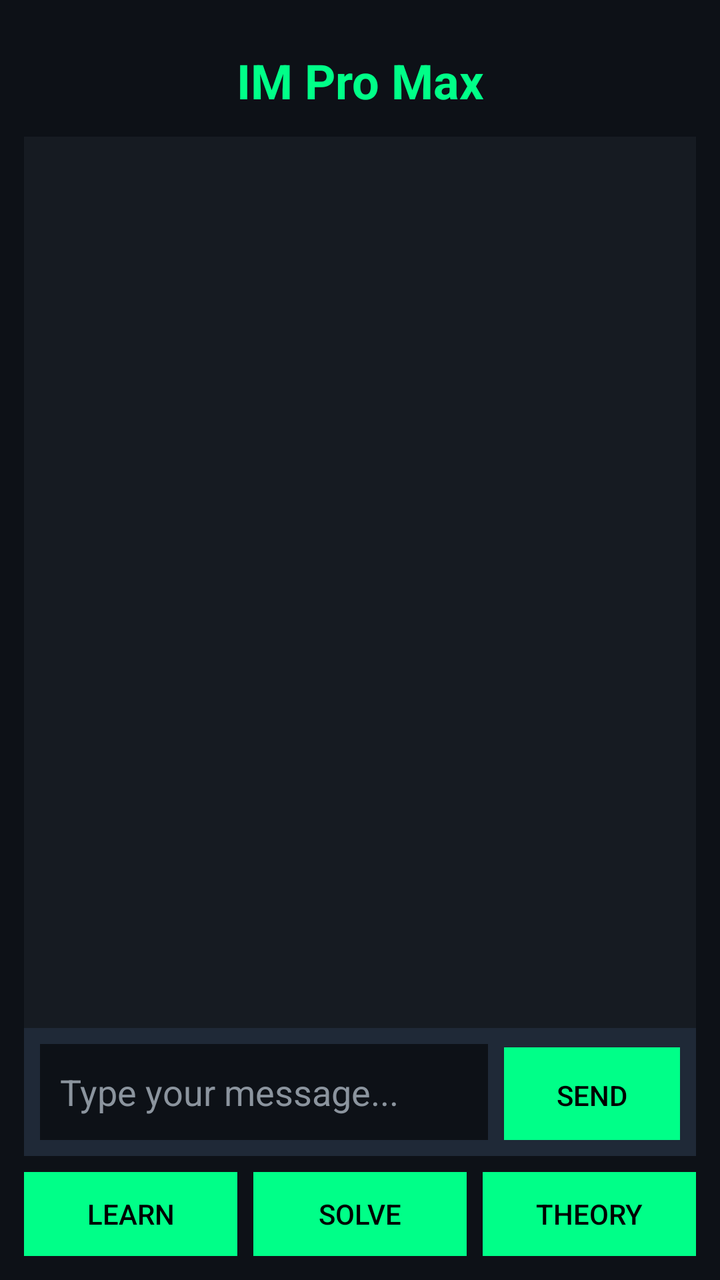
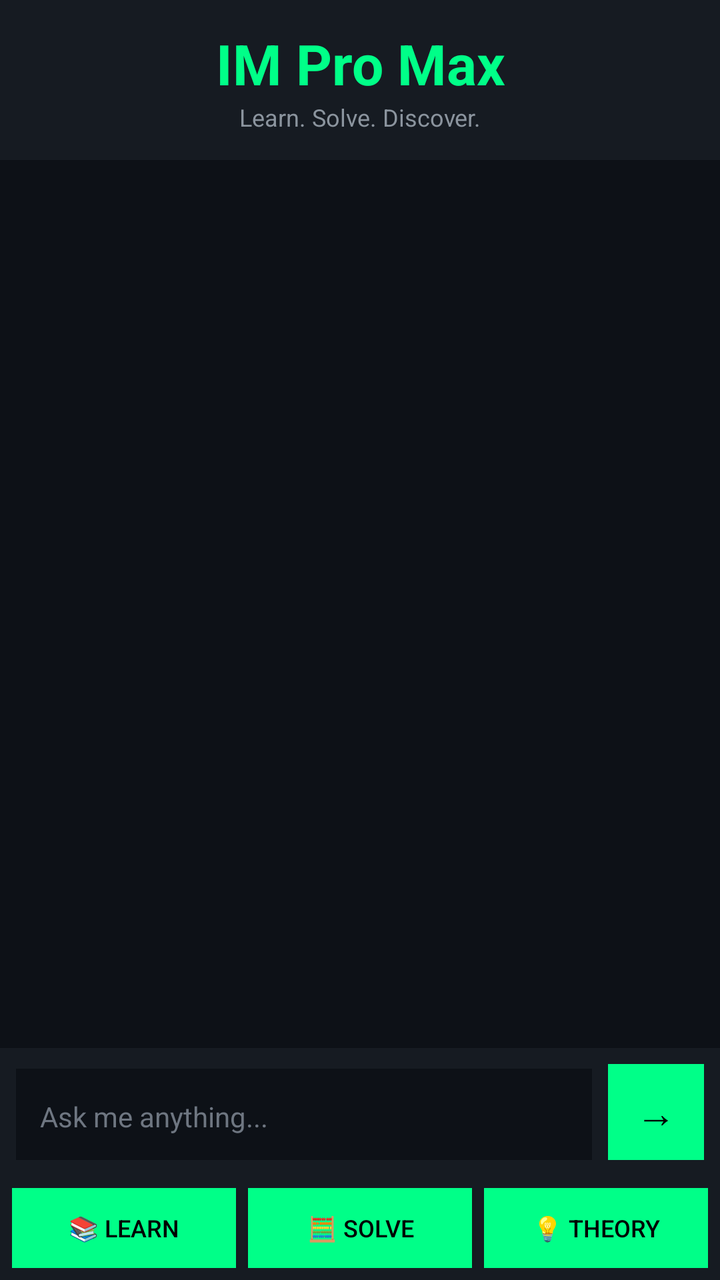

The first picture is an Android layout as it rendered before a commit; the second is the same layout after the commit. The layout source and the unified diff follow.
<!-- AndroidManifest.xml: application theme AppTheme -->
<!-- res/layout/activity_main.xml -->
<?xml version="1.0" encoding="utf-8"?>
<LinearLayout xmlns:android="http://schemas.android.com/apk/res/android"
    android:layout_width="match_parent"
    android:layout_height="match_parent"
    android:orientation="vertical"
    android:background="#0d1117"
    android:padding="12dp">

    <TextView
        android:layout_width="match_parent"
        android:layout_height="wrap_content"
        android:text="IM Pro Max"
        android:textSize="24sp"
        android:textStyle="bold"
        android:textColor="#00ff88"
        android:gravity="center"
        android:padding="12dp"/>

    <androidx.recyclerview.widget.RecyclerView
        android:id="@+id/chatRecyclerView"
        android:layout_width="match_parent"
        android:layout_height="0dp"
        android:layout_weight="1"
        android:background="#161b22"
        android:padding="8dp"/>

    <LinearLayout
        android:layout_width="match_parent"
        android:layout_height="wrap_content"
        android:orientation="horizontal"
        android:background="#1f2937"
        android:padding="8dp">

        <EditText
            android:id="@+id/chatInput"
            android:layout_width="0dp"
            android:layout_height="48dp"
            android:layout_weight="1"
            android:hint="Type your message..."
            android:textColor="#ffffff"
            android:textColorHint="#8b949e"
            android:background="#0d1117"
            android:padding="10dp"/>

        <Button
            android:id="@+id/sendButton"
            android:layout_width="wrap_content"
            android:layout_height="48dp"
            android:text="Send"
            android:textColor="#000000"
            android:background="#00ff88"
            android:layout_marginLeft="8dp"/>
    </LinearLayout>

    <LinearLayout
        android:layout_width="match_parent"
        android:layout_height="wrap_content"
        android:orientation="horizontal"
        android:paddingTop="8dp">

        <Button
            android:id="@+id/learnBtn"
            android:layout_width="0dp"
            android:layout_height="42dp"
            android:layout_weight="1"
            android:text="Learn"
            android:background="#00ff88"
            android:textColor="#000000"
            android:layout_marginRight="4dp"/>

        <Button
            android:id="@+id/solveBtn"
            android:layout_width="0dp"
            android:layout_height="42dp"
            android:layout_weight="1"
            android:text="Solve"
            android:background="#00ff88"
            android:textColor="#000000"
            android:layout_marginLeft="4dp"
            android:layout_marginRight="4dp"/>

        <Button
            android:id="@+id/theoryBtn"
            android:layout_width="0dp"
            android:layout_height="42dp"
            android:layout_weight="1"
            android:text="Theory"
            android:background="#00ff88"
            android:textColor="#000000"
            android:layout_marginLeft="4dp"/>
    </LinearLayout>

</LinearLayout>
<!-- resources referenced by this layout -->
<resources>
  <style name="AppTheme" parent="Theme.AppCompat.DayNight.NoActionBar">
          <item name="colorPrimary">#0d1117</item>
          <item name="colorPrimaryDark">#0d1117</item>
          <item name="colorAccent">#00ff88</item>
      </style>
</resources>

<!-- the commit's change to res/layout/activity_main.xml (unified diff, before → after) -->
@@ -4,31 +4,57 @@
     android:layout_height="match_parent"
     android:orientation="vertical"
     android:background="#0d1117"
-    android:padding="12dp">
+    android:padding="0dp">
 
-    <TextView
+    <LinearLayout
         android:layout_width="match_parent"
-        android:layout_height="wrap_content"
-        android:text="IM Pro Max"
-        android:textSize="24sp"
-        android:textStyle="bold"
-        android:textColor="#00ff88"
+        android:layout_height="80dp"
+        android:orientation="vertical"
+        android:background="#161b22"
         android:gravity="center"
-        android:padding="12dp"/>
+        android:paddingTop="8dp"
+        android:paddingBottom="8dp">
+
+        <TextView
+            android:layout_width="match_parent"
+            android:layout_height="wrap_content"
+            android:text="IM Pro Max"
+            android:textSize="28sp"
+            android:textStyle="bold"
+            android:textColor="#00ff88"
+            android:gravity="center"/>
+
+        <TextView
+            android:layout_width="match_parent"
+            android:layout_height="wrap_content"
+            android:text="Learn. Solve. Discover."
+            android:textSize="12sp"
+            android:textColor="#8b949e"
+            android:gravity="center"/>
+    </LinearLayout>
+
+    <ProgressBar
+        android:id="@+id/modelLoadingProgress"
+        android:layout_width="match_parent"
+        android:layout_height="2dp"
+        android:indeterminate="true"
+        android:visibility="gone"
+        style="?android:attr/progressBarStyleHorizontal"
+        android:progressDrawable="@drawable/progress_bar"/>
 
     <androidx.recyclerview.widget.RecyclerView
         android:id="@+id/chatRecyclerView"
         android:layout_width="match_parent"
         android:layout_height="0dp"
         android:layout_weight="1"
-        android:background="#161b22"
+        android:background="#0d1117"
         android:padding="8dp"/>
 
     <LinearLayout
         android:layout_width="match_parent"
         android:layout_height="wrap_content"
         android:orientation="horizontal"
-        android:background="#1f2937"
+        android:background="#161b22"
         android:padding="8dp">
 
         <EditText
@@ -36,17 +62,19 @@
             android:layout_width="0dp"
             android:layout_height="48dp"
             android:layout_weight="1"
-            android:hint="Type your message..."
+            android:hint="Ask me anything..."
             android:textColor="#ffffff"
-            android:textColorHint="#8b949e"
+            android:textColorHint="#6e7681"
             android:background="#0d1117"
-            android:padding="10dp"/>
+            android:padding="12dp"
+            android:textSize="14sp"/>
 
         <Button
             android:id="@+id/sendButton"
-            android:layout_width="wrap_content"
+            android:layout_width="48dp"
             android:layout_height="48dp"
-            android:text="Send"
+            android:text="→"
+            android:textSize="20sp"
             android:textColor="#000000"
             android:background="#00ff88"
             android:layout_marginLeft="8dp"/>
@@ -56,38 +84,42 @@
         android:layout_width="match_parent"
         android:layout_height="wrap_content"
         android:orientation="horizontal"
-        android:paddingTop="8dp">
+        android:background="#161b22"
+        android:padding="6dp">
 
         <Button
             android:id="@+id/learnBtn"
             android:layout_width="0dp"
-            android:layout_height="42dp"
+            android:layout_height="40dp"
             android:layout_weight="1"
-            android:text="Learn"
+            android:text="📚 Learn"
             android:background="#00ff88"
             android:textColor="#000000"
-            android:layout_marginRight="4dp"/>
+            android:textSize="12sp"
+            android:layout_marginRight="3dp"/>
 
         <Button
             android:id="@+id/solveBtn"
             android:layout_width="0dp"
-            android:layout_height="42dp"
+            android:layout_height="40dp"
             android:layout_weight="1"
-            android:text="Solve"
+            android:text="🧮 Solve"
             android:background="#00ff88"
             android:textColor="#000000"
-            android:layout_marginLeft="4dp"
-            android:layout_marginRight="4dp"/>
+            android:textSize="12sp"
+            android:layout_marginLeft="3dp"
+            android:layout_marginRight="3dp"/>
 
         <Button
             android:id="@+id/theoryBtn"
             android:layout_width="0dp"
-            android:layout_height="42dp"
+            android:layout_height="40dp"
             android:layout_weight="1"
-            android:text="Theory"
+            android:text="💡 Theory"
             android:background="#00ff88"
             android:textColor="#000000"
-            android:layout_marginLeft="4dp"/>
+            android:textSize="12sp"
+            android:layout_marginLeft="3dp"/>
     </LinearLayout>
 
 </LinearLayout>
<!-- resource entries referenced after the edit -->
@@ -1,9 +1,26 @@
 <!-- resources referenced by this layout -->
 <resources>
+  <!-- drawable progress_bar (drawable) -->
+  <?xml version="1.0" encoding="utf-8"?>
+  <shape xmlns:android="http://schemas.android.com/apk/res/android">
+      <gradient
+          android:startColor="#00ff88"
+          android:endColor="#00dd66"
+          android:angle="0"/>
+  </shape>
   <style name="AppTheme" parent="Theme.AppCompat.DayNight.NoActionBar">
-          <item name="colorPrimary">#0d1117</item>
-          <item name="colorPrimaryDark">#0d1117</item>
-          <item name="colorAccent">#00ff88</item>
+          <item name="colorPrimary">@color/primary</item>
+          <item name="colorPrimaryDark">@color/primary_dark</item>
+          <item name="colorAccent">@color/accent</item>
+          <item name="android:windowBackground">@color/background</item>
+          <item name="android:textColorPrimary">@color/text_primary</item>
+          <item name="android:textColorSecondary">@color/text_secondary</item>
       </style>
+  <color name="primary">#0d1117</color>
+  <color name="primary_dark">#0d1117</color>
+  <color name="accent">#00ff88</color>
+  <color name="background">#0d1117</color>
+  <color name="text_primary">#ffffff</color>
+  <color name="text_secondary">#8b949e</color>
 </resources>
 
